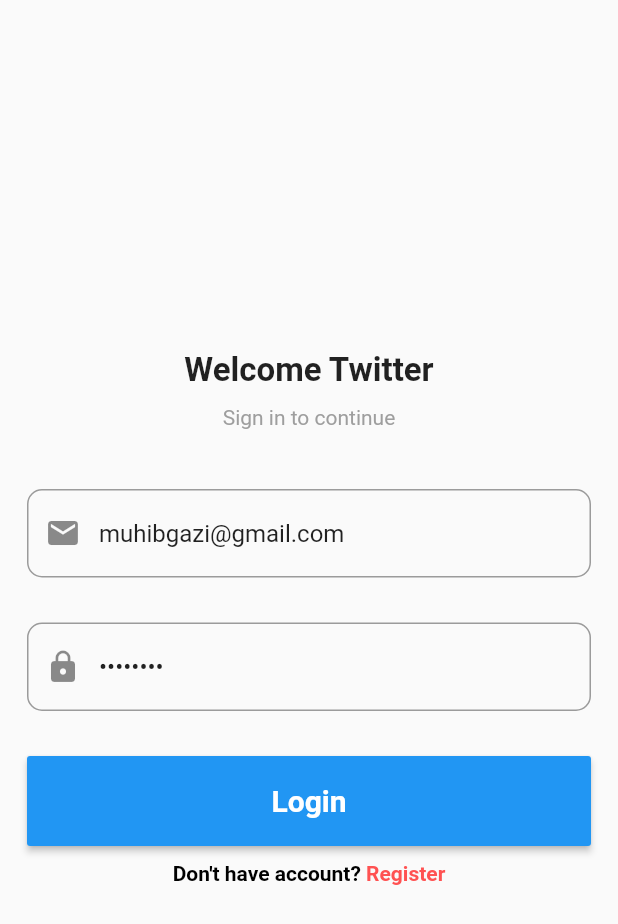
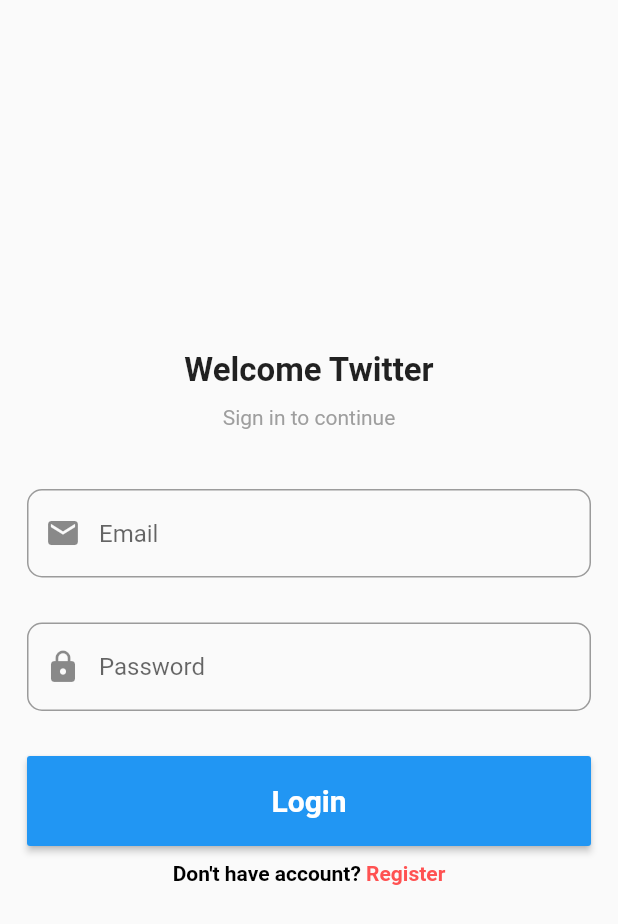
Before and after one commit to muhib349/one-person-twitter-app, a Flutter app: the screen it shows after launch, on a phone screen of 412 x 824 dp. Shown: the top 924 px of the screen. Run offline on Flutter 3.47's test engine with Material 2 defaults, Android fonts, the phone set to English and light mode, and no system bars; our stand-ins replace cloud_firestore, firebase_auth, firebase_core, get, modal_progress_hud; accounts and stored records are empty.

Commit message:
cleaning the code

```diff
--- a/lib/bindings/tweet_bindings.dart
+++ b/lib/bindings/tweet_bindings.dart
@@ -7,8 +7,6 @@ import 'package:one_person_twitter_app/repositories/tweet_repository.dart';
 class TweetBindings extends Bindings{
   @override
   void dependencies() {
-    Get.put(() => AuthRepository());
-    Get.put(() => AuthController());
     Get.lazyPut(() => TweetRepository());
     Get.lazyPut(() => TweetController());
   }
--- a/lib/main.dart
+++ b/lib/main.dart
@@ -2,16 +2,20 @@ import 'package:firebase_auth/firebase_auth.dart';
 import 'package:firebase_core/firebase_core.dart';
 import 'package:flutter/material.dart';
 import 'package:get/get.dart';
-import 'package:one_person_twitter_app/bindings/auth_bindings.dart';
 import 'package:one_person_twitter_app/bindings/tweet_bindings.dart';
+import 'package:one_person_twitter_app/repositories/auth_repository.dart';
 import 'package:one_person_twitter_app/ui/add_tweet_screen.dart';
 import 'package:one_person_twitter_app/ui/home_screen.dart';
 import 'package:one_person_twitter_app/ui/login_screen.dart';
 import 'package:one_person_twitter_app/ui/registration_screen.dart';
 
+import 'controllers/auth_controller.dart';
+
 void main() async {
   WidgetsFlutterBinding.ensureInitialized();
   await Firebase.initializeApp();
+  Get.put(AuthRepository());
+  Get.put(AuthController());
   runApp(const MyApp());
 }
 
@@ -29,8 +33,8 @@ class MyApp extends StatelessWidget {
         primarySwatch: Colors.blue,
       ),
       getPages: [
-        GetPage(name: '/login', page: () => LoginScreen(), binding: AuthBinding()),
-        GetPage(name: '/register', page: () => RegistrationScreen(), binding: AuthBinding()),
+        GetPage(name: '/login', page: () => LoginScreen()),
+        GetPage(name: '/register', page: () => RegistrationScreen(),),
         GetPage(name: '/home', page: () => HomeScreen(), binding: TweetBindings()),
       ],
     );
--- a/lib/ui/add_tweet_screen.dart
+++ b/lib/ui/add_tweet_screen.dart
@@ -63,7 +63,7 @@ class AddTweetScreen extends StatelessWidget {
                       ));
                     }
                   },
-                  child: Text("Add Tweet"),
+                  child: Text(tweet != null ? "Update Tweet":"Add Tweet"),
                   style: ButtonStyle(
                     textStyle: MaterialStateProperty.all(TextStyle(
                       fontSize: 16
--- a/lib/ui/login_screen.dart
+++ b/lib/ui/login_screen.dart
@@ -13,12 +13,8 @@ class LoginScreen extends StatelessWidget {
   Widget build(BuildContext context) {
     final formKey = GlobalKey<FormState>();
     final controller = Get.find<AuthController>();
-    final emailController = TextEditingController(
-      text: "muhibgazi@gmail.com"
-    );
-    final passwordController = TextEditingController(
-      text: "12345678"
-    );
+    final emailController = TextEditingController();
+    final passwordController = TextEditingController();
     return SafeArea(
       child: Scaffold(
         body: Form(
```
Also changed, not shown: lib/bindings/auth_bindings.dart (deleted, +0 -13 lines), 1 other file.
